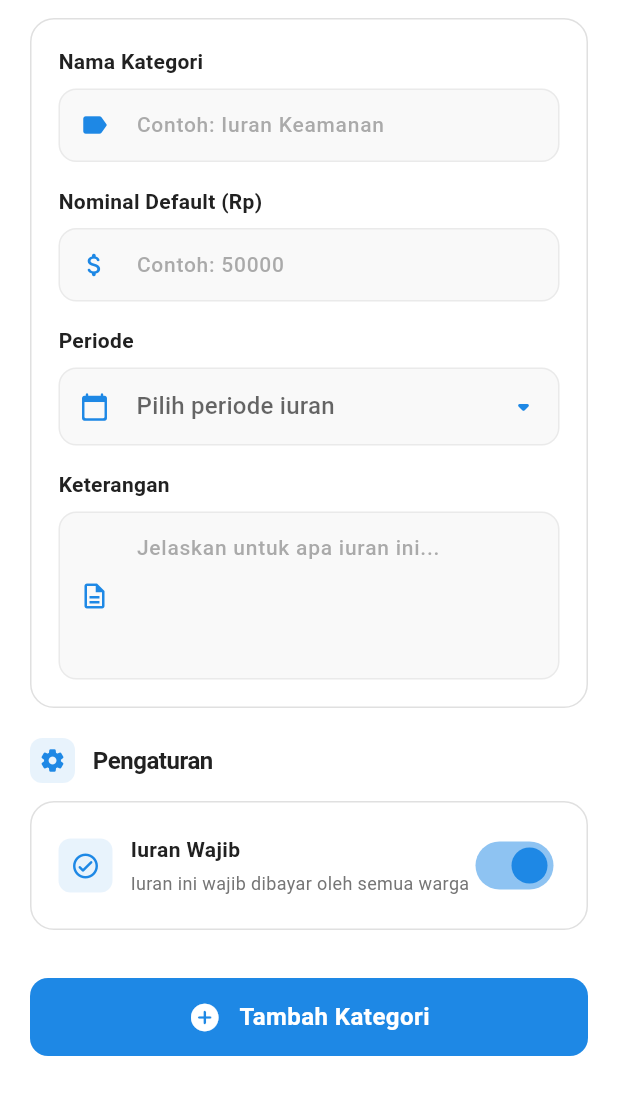
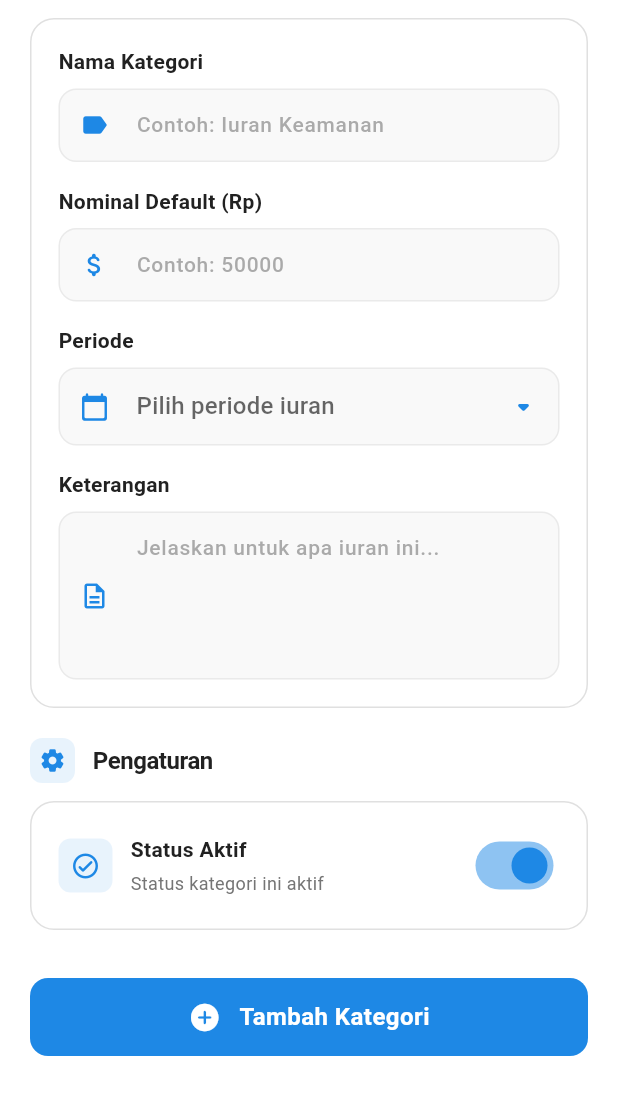
Before and after one commit to HaikalMuhammadRafli/jawara-four, a Flutter app: the KategoriIuranFormPage screen opened by its route, scrolled down 148 dp, on a phone screen of 412 x 824 dp, the part 120-1235 px from its top. Run offline on Flutter 3.47's test engine with Material 3 defaults, Android fonts, the phone set to English and light mode, and no system bars; our stand-ins replace cloud_firestore, firebase_auth, firebase_core, fl_chart, go_router; accounts and stored records are empty.

Commit message:
bug fix on viewe page

```diff
--- a/lib/data/repositories/kategori_iuran_repository.dart
+++ b/lib/data/repositories/kategori_iuran_repository.dart
@@ -1,5 +1,5 @@
 import 'package:cloud_firestore/cloud_firestore.dart';
-import '../../pages/keuangan/models/kategori_iuran_model.dart';
+import 'package:jawara_four/data/models/kategori_iuran_model.dart';
 
 class KategoriIuranRepository {
   final FirebaseFirestore _firestore = FirebaseFirestore.instance;
@@ -15,7 +15,9 @@ class KategoriIuranRepository {
   Stream<List<KategoriIuran>> getKategoriStream() {
     return _firestore.collection('kategori_iuran').snapshots().map((snapshot) {
       return snapshot.docs.map((doc) {
-        return KategoriIuran.fromMap(doc.data(), doc.id);
+        final data = Map<String, dynamic>.from(doc.data());
+        data['id'] = doc.id;
+        return KategoriIuran.fromMap(data);
       }).toList();
     });
   }
--- a/lib/data/repositories/pemasukan_repository.dart
+++ b/lib/data/repositories/pemasukan_repository.dart
@@ -1,5 +1,5 @@
 import 'package:cloud_firestore/cloud_firestore.dart';
-import '../../pages/keuangan/models/pemasukan_model.dart';
+import '../models/pemasukan_model.dart';
 
 class PemasukanRepository {
   final FirebaseFirestore _firestore = FirebaseFirestore.instance;
@@ -15,7 +15,9 @@ class PemasukanRepository {
   Stream<List<Pemasukan>> getPemasukanStream() {
     return _firestore.collection('pemasukan').snapshots().map((snapshot) {
       return snapshot.docs.map((doc) {
-        return Pemasukan.fromMap(doc.data(), doc.id);
+        final data = doc.data();
+        data['id'] = doc.id;
+        return Pemasukan.fromMap(data);
       }).toList();
     });
   }
--- a/lib/pages/keuangan/screens/iuran_tagihan_detail_page.dart
+++ b/lib/pages/keuangan/screens/iuran_tagihan_detail_page.dart
@@ -22,7 +22,11 @@ class IuranTagihanDetailPage extends StatelessWidget {
         ),
         title: Text(
           'Detail Iuran',
-          style: TextStyle(fontSize: 18, fontWeight: FontWeight.w600, color: AppColors.textPrimary),
+          style: TextStyle(
+            fontSize: 18,
+            fontWeight: FontWeight.w600,
+            color: AppColors.textPrimary,
+          ),
         ),
         centerTitle: true,
       ),
@@ -45,7 +49,9 @@ class IuranTagihanDetailPage extends StatelessWidget {
   }
 
   Widget _buildHeaderCard() {
-    final statusColor = tagihan.status == 'Lunas' ? AppColors.success : AppColors.warning;
+    final statusColor = tagihan.status == StatusTagihan.lunas
+        ? AppColors.success
+        : AppColors.warning;
 
     return Container(
       padding: const EdgeInsets.all(20),
@@ -89,14 +95,21 @@ class IuranTagihanDetailPage extends StatelessWidget {
                 ),
               ),
               Container(
-                padding: const EdgeInsets.symmetric(horizontal: 12, vertical: 6),
+                padding: const EdgeInsets.symmetric(
+                  horizontal: 12,
+                  vertical: 6,
+                ),
                 decoration: BoxDecoration(
                   color: statusColor.withValues(alpha: 0.1),
                   borderRadius: BorderRadius.circular(16),
                 ),
                 child: Text(
                   tagihan.status.value,
-                  style: TextStyle(fontSize: 12, fontWeight: FontWeight.w600, color: statusColor),
+                  style: TextStyle(
+                    fontSize: 12,
+                    fontWeight: FontWeight.w600,
+                    color: statusColor,
+                  ),
                 ),
               ),
             ],
@@ -144,26 +157,29 @@ class IuranTagihanDetailPage extends StatelessWidget {
           const SizedBox(height: 12),
           _buildInfoRow('Metode Pembayaran', tagihan.metodePembayaran),
           const SizedBox(height: 12),
-          _buildInfoRow('Bukti', tagihan.bukti.isEmpty ? 'Tidak ada' : tagihan.bukti),
+          _buildInfoRow(
+            'Bukti',
+            tagihan.bukti.isEmpty ? 'Tidak ada' : tagihan.bukti,
+          ),
         ],
       ),
     );
   }
 
   Widget _buildStatusCard() {
-    final statusColor = tagihan.status == 'Lunas'
+    final statusColor = tagihan.status == StatusTagihan.lunas
         ? AppColors.success
-        : tagihan.status == 'Belum Dibayar'
+        : tagihan.status == StatusTagihan.pending
         ? Colors.orange
         : AppColors.warning;
-    final statusIcon = tagihan.status == 'Lunas'
+    final statusIcon = tagihan.status == StatusTagihan.lunas
         ? Icons.check_circle
-        : tagihan.status == 'Belum Dibayar'
+        : tagihan.status == StatusTagihan.pending
         ? Icons.schedule
         : Icons.schedule;
-    final statusMessage = tagihan.status == 'Lunas'
+    final statusMessage = tagihan.status == StatusTagihan.lunas
         ? 'Tagihan ini telah dibayar lunas'
-        : tagihan.status == 'Belum Dibayar'
+        : tagihan.status == StatusTagihan.pending
         ? 'Tagihan ini belum dibayar'
         : 'Tagihan ini belum dibayar';
 
@@ -191,7 +207,13 @@ class IuranTagihanDetailPage extends StatelessWidget {
                   ),
                 ),
                 const SizedBox(height: 4),
-                Text(statusMessage, style: TextStyle(fontSize: 12, color: AppColors.textSecondary)),
+                Text(
+                  statusMessage,
+                  style: TextStyle(
+                    fontSize: 12,
+                    color: AppColors.textSecondary,
+                  ),
+                ),
               ],
             ),
           ),
@@ -243,15 +265,27 @@ class IuranTagihanDetailPage extends StatelessWidget {
         Row(
           children: [
             Expanded(
-              child: _buildActionButton(context, 'Setujui', Icons.check_circle, Colors.green, () {
-                _showApprovalDialog(context);
-              }),
+              child: _buildActionButton(
+                context,
+                'Setujui',
+                Icons.check_circle,
+                Colors.green,
+                () {
+                  _showApprovalDialog(context);
+                },
+              ),
             ),
             const SizedBox(width: 12),
             Expanded(
-              child: _buildActionButton(context, 'Tolak', Icons.cancel, Colors.pink, () {
-                _showRejectionDialog(context);
-              }),
+              child: _buildActionButton(
+                context,
+                'Tolak',
+                Icons.cancel,
+                Colors.pink,
+                () {
+                  _showRejectionDialog(context);
+                },
+              ),
             ),
           ],
         ),
@@ -281,7 +315,11 @@ class IuranTagihanDetailPage extends StatelessWidget {
             const SizedBox(height: 8),
             Text(
               label,
-              style: TextStyle(fontSize: 12, fontWeight: FontWeight.w600, color: color),
+              style: TextStyle(
+                fontSize: 12,
+                fontWeight: FontWeight.w600,
+                color: color,
+              ),
               textAlign: TextAlign.center,
             ),
           ],
@@ -296,7 +334,11 @@ class IuranTagihanDetailPage extends StatelessWidget {
       children: [
         Text(
           label,
-          style: const TextStyle(fontSize: 14, color: Colors.grey, fontWeight: FontWeight.w500),
+          style: const TextStyle(
+            fontSize: 14,
+            color: Colors.grey,
+            fontWeight: FontWeight.w500,
+          ),
         ),
         const SizedBox(width: 16),
         Expanded(
@@ -322,18 +364,26 @@ class IuranTagihanDetailPage extends StatelessWidget {
       builder: (BuildContext context) {
         return AlertDialog(
           title: const Text('Setujui Tagihan'),
-          content: const Text('Apakah Anda yakin ingin menyetujui tagihan ini?'),
+          content: const Text(
+            'Apakah Anda yakin ingin menyetujui tagihan ini?',
+          ),
           actions: [
-            TextButton(onPressed: () => Navigator.of(context).pop(), child: const Text('Batal')),
+            TextButton(
+              onPressed: () => Navigator.of(context).pop(),
+              child: const Text('Batal'),
+            ),
             TextButton(
               onPressed: () {
                 Navigator.of(context).pop();
                 // TODO: Implement approval functionality
-                ScaffoldMessenger.of(
-                  context,
-                ).showSnackBar(const SnackBar(content: Text('Tagihan berhasil disetujui')));
+                ScaffoldMessenger.of(context).showSnackBar(
+                  const SnackBar(content: Text('Tagihan berhasil disetujui')),
+                );
               },
-              child: const Text('Setujui', style: TextStyle(color: Colors.green)),
+              child: const Text(
+                'Setujui',
+                style: TextStyle(color: Colors.green),
+              ),
             ),
           ],
         );
@@ -349,14 +399,17 @@ class IuranTagihanDetailPage extends StatelessWidget {
           title: const Text('Tolak Tagihan'),
           content: const Text('Apakah Anda yakin ingin menolak tagihan ini?'),
           actions: [
-            TextButton(onPressed: () => Navigator.of(context).pop(), child: const Text('Batal')),
+            TextButton(
+              onPressed: () => Navigator.of(context).pop(),
+              child: const Text('Batal'),
+            ),
             TextButton(
               onPressed: () {
                 Navigator.of(context).pop();
                 // TODO: Implement rejection functionality
-                ScaffoldMessenger.of(
-                  context,
-                ).showSnackBar(const SnackBar(content: Text('Tagihan berhasil ditolak')));
+                ScaffoldMessenger.of(context).showSnackBar(
+                  const SnackBar(content: Text('Tagihan berhasil ditolak')),
+                );
               },
               child: const Text('Tolak', style: TextStyle(color: Colors.pink)),
             ),
--- a/lib/pages/keuangan/screens/iuran_tagihan_page.dart
+++ b/lib/pages/keuangan/screens/iuran_tagihan_page.dart
@@ -1,7 +1,7 @@
 import 'package:flutter/material.dart';
 import 'package:jawara_four/colors/app_colors.dart';
 
-import '../../../data/../../../data/repositories/tagihan_repository.dart';
+import '../../../data/repositories/tagihan_repository.dart';
 import '../../../data/models/tagihan_model.dart';
 import '../../../utils/date_helpers.dart';
 import '../../../utils/number_helpers.dart';
@@ -42,7 +42,8 @@ class _IuranTagihanPageState extends State<IuranTagihanPage> {
           return ListView.builder(
             padding: const EdgeInsets.fromLTRB(16, 16, 16, 40),
             itemCount: tagihanList.length,
-            itemBuilder: (context, index) => _buildTagihanCard(tagihanList[index]),
+            itemBuilder: (context, index) =>
+                _buildTagihanCard(tagihanList[index]),
           );
         },
       ),
@@ -50,7 +51,9 @@ class _IuranTagihanPageState extends State<IuranTagihanPage> {
   }
 
   Widget _buildTagihanCard(Tagihan tagihan) {
-    final statusColor = tagihan.status == 'Lunas' ? AppColors.success : AppColors.warning;
+    final statusColor = tagihan.status == StatusTagihan.lunas
+        ? AppColors.success
+        : AppColors.warning;
 
     return Container(
       margin: const EdgeInsets.only(bottom: 16),
@@ -94,7 +97,10 @@ class _IuranTagihanPageState extends State<IuranTagihanPage> {
               const SizedBox(height: 4),
               Text(
                 tagihan.kategori,
-                style: const TextStyle(fontSize: 13, color: AppColors.textSecondary),
+                style: const TextStyle(
+                  fontSize: 13,
+                  color: AppColors.textSecondary,
+                ),
               ),
             ],
           ),
@@ -107,7 +113,11 @@ class _IuranTagihanPageState extends State<IuranTagihanPage> {
           ),
           child: Text(
             tagihan.status.value,
-            style: TextStyle(fontSize: 12, fontWeight: FontWeight.w600, color: statusColor),
+            style: TextStyle(
+              fontSize: 12,
+              fontWeight: FontWeight.w600,
+              color: statusColor,
+            ),
           ),
         ),
       ],
@@ -118,8 +128,14 @@ class _IuranTagihanPageState extends State<IuranTagihanPage> {
     return Row(
       mainAxisAlignment: MainAxisAlignment.spaceBetween,
       children: [
-        _buildSimpleInfoItem('Total', NumberHelpers.formatCurrency(tagihan.total)),
-        _buildSimpleInfoItem('Tanggal', DateHelpers.formatDate(tagihan.tanggal)),
+        _buildSimpleInfoItem(
+          'Total',
+          NumberHelpers.formatCurrency(tagihan.total),
+        ),
+        _buildSimpleInfoItem(
+          'Tanggal',
+          DateHelpers.formatDate(tagihan.tanggal),
+        ),
       ],
     );
   }
@@ -137,11 +153,21 @@ class _IuranTagihanPageState extends State<IuranTagihanPage> {
         ),
         const SizedBox(width: 8),
         Expanded(
-          child: _buildSimpleActionButton(Icons.edit_outlined, 'Edit', AppColors.primary, tagihan),
+          child: _buildSimpleActionButton(
+            Icons.edit_outlined,
+            'Edit',
+            AppColors.primary,
+            tagihan,
+          ),
         ),
         const SizedBox(width: 8),
         Expanded(
-          child: _buildSimpleActionButton(Icons.delete_outline, 'Hapus', AppColors.error, tagihan),
+          child: _buildSimpleActionButton(
+            Icons.delete_outline,
+            'Hapus',
+            AppColors.error,
+            tagihan,
+          ),
         ),
       ],
     );
@@ -172,14 +198,21 @@ class _IuranTagihanPageState extends State<IuranTagihanPage> {
     );
   }
 
-  Widget _buildSimpleActionButton(IconData icon, String label, Color color, Tagihan tagihan) {
+  Widget _buildSimpleActionButton(
+    IconData icon,
+    String label,
+    Color color,
+    Tagihan tagihan,
+  ) {
     return Builder(
       builder: (context) => GestureDetector(
         onTap: () {
           if (label == 'Lihat') {
             Navigator.push(
               context,
-              MaterialPageRoute(builder: (context) => IuranTagihanDetailPage(tagihan: tagihan)),
+              MaterialPageRoute(
+                builder: (context) => IuranTagihanDetailPage(tagihan: tagihan),
+              ),
             );
           } else if (label == 'Edit') {
             Navigator.push(
@@ -212,7 +245,11 @@ class _IuranTagihanPageState extends State<IuranTagihanPage> {
               const SizedBox(height: 4),
               Text(
                 label,
-                style: TextStyle(fontSize: 11, fontWeight: FontWeight.w600, color: color),
+                style: TextStyle(
+                  fontSize: 11,
+                  fontWeight: FontWeight.w600,
+                  color: color,
+                ),
               ),
             ],
           ),
@@ -226,7 +263,9 @@ class _IuranTagihanPageState extends State<IuranTagihanPage> {
       context: context,
       builder: (context) => AlertDialog(
         title: const Text('Hapus Tagihan'),
-        content: Text('Apakah Anda yakin ingin menghapus tagihan "${tagihan.judul}"?'),
+        content: Text(
+          'Apakah Anda yakin ingin menghapus tagihan "${tagihan.judul}"?',
+        ),
         actions: [
           TextButton(
             onPressed: () => Navigator.pop(context),
--- a/lib/pages/keuangan/screens/kategori_iuran_form_page.dart
+++ b/lib/pages/keuangan/screens/kategori_iuran_form_page.dart
@@ -3,7 +3,7 @@ import 'package:go_router/go_router.dart';
 import 'package:jawara_four/colors/app_colors.dart';
 
 import '../../../data/repositories/kategori_iuran_repository.dart';
-import '../models/kategori_iuran_model.dart';
+import 'package:jawara_four/data/models/kategori_iuran_model.dart';
 
 class KategoriIuranFormPage extends StatefulWidget {
   final KategoriIuran? kategori;
@@ -21,7 +21,7 @@ class _KategoriIuranFormPageState extends State<KategoriIuranFormPage> {
   final _keteranganController = TextEditingController();
 
   String? _selectedPeriode;
-  bool _isMandatory = true;
+  bool _isActive = true;
 
   final List<String> _periodeList = [
     'Bulanan',
@@ -39,7 +39,7 @@ class _KategoriIuranFormPageState extends State<KategoriIuranFormPage> {
       _nominalController.text = widget.kategori!.nominal;
       _keteranganController.text = widget.kategori!.deskripsi;
       _selectedPeriode = widget.kategori!.periode;
-      _isMandatory = widget.kategori!.status == 'Wajib';
+      _isActive = widget.kategori!.status == StatusKategori.aktif;
     }
   }
 
@@ -67,8 +67,10 @@ class _KategoriIuranFormPageState extends State<KategoriIuranFormPage> {
           deskripsi: _keteranganController.text,
           nominal: _nominalController.text,
           periode: _selectedPeriode!,
-          status: _isMandatory ? 'Wajib' : 'Sukarela',
+          status: _isActive ? StatusKategori.aktif : StatusKategori.nonaktif,
           warna: 'blue', // Default color
+          createdAt: widget.kategori?.createdAt ?? DateTime.now(),
+          updatedAt: DateTime.now(),
         );
 
         if (widget.kategori != null) {
@@ -318,7 +320,7 @@ class _KategoriIuranFormPageState extends State<KategoriIuranFormPage> {
                           crossAxisAlignment: CrossAxisAlignment.start,
                           children: [
                             Text(
-                              'Iuran Wajib',
+                              'Status Aktif',
                               style: TextStyle(
                                 fontSize: 14,
                                 fontWeight: FontWeight.w600,
@@ -327,7 +329,7 @@ class _KategoriIuranFormPageState extends State<KategoriIuranFormPage> {
                             ),
                             SizedBox(height: 4),
                             Text(
-                              'Iuran ini wajib dibayar oleh semua warga',
+                              'Status kategori ini aktif',
                               style: TextStyle(
                                 fontSize: 12,
                                 color: AppColors.textSecondary,
@@ -337,10 +339,10 @@ class _KategoriIuranFormPageState extends State<KategoriIuranFormPage> {
                         ),
                       ),
                       Switch(
-                        value: _isMandatory,
+                        value: _isActive,
                         onChanged: (value) {
                           setState(() {
-                            _isMandatory = value;
+                            _isActive = value;
                           });
                         },
                         activeThumbColor: AppColors.primary,
--- a/lib/pages/login_page.dart
+++ b/lib/pages/login_page.dart
@@ -1,3 +1,4 @@
+import 'package:firebase_auth/firebase_auth.dart';
 import 'package:flutter/material.dart';
 import 'package:go_router/go_router.dart';
 import '../data/services/auth_service.dart';
--- a/lib/pages/register_page.dart
+++ b/lib/pages/register_page.dart
@@ -1,3 +1,4 @@
+import 'package:firebase_auth/firebase_auth.dart';
 import 'package:flutter/foundation.dart' show kDebugMode;
 import 'package:flutter/material.dart';
 import 'package:go_router/go_router.dart';
```
Also changed, not shown: lib/data/models/kategori_iuran_model.dart (+28 -9 lines), lib/data/models/pemasukan_model.dart (+31 -10 lines), lib/data/models/tagihan_model.dart (+37 -16 lines), lib/data/repositories/tagihan_repository.dart (+8 -3 lines), lib/pages/keuangan/screens/iuran_tagihan_form_page.dart (+37 -21 lines), lib/pages/keuangan/screens/kategori_iuran_page.dart (+21 -9 lines), lib/pages/keuangan/screens/pemasukan_lain_form_page.dart (+7 -12 lines), lib/pages/keuangan/screens/pemasukan_lain_page.dart (+39 -17 lines).
